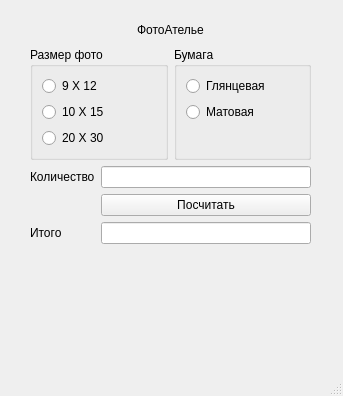
Old version of the form laba_4/mainwindow.ui in the repository Paracelzis/QtProjects.
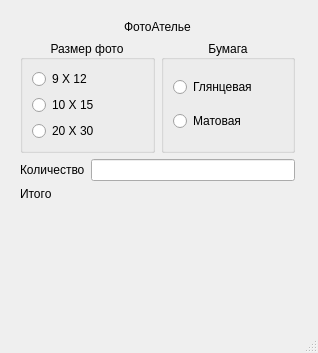
New version of the form.

The edit to the form file:
```diff
--- a/laba_4/mainwindow.ui
+++ b/laba_4/mainwindow.ui
@@ -6,14 +6,14 @@
    <rect>
     <x>0</x>
     <y>0</y>
-    <width>343</width>
-    <height>396</height>
+    <width>318</width>
+    <height>353</height>
    </rect>
   </property>
   <property name="minimumSize">
    <size>
-    <width>343</width>
-    <height>396</height>
+    <width>318</width>
+    <height>353</height>
    </size>
   </property>
   <property name="windowTitle">
@@ -28,84 +28,33 @@
    <widget class="QWidget" name="">
     <property name="geometry">
      <rect>
-      <x>30</x>
+      <x>20</x>
       <y>20</y>
-      <width>281</width>
-      <height>286</height>
+      <width>275</width>
+      <height>250</height>
      </rect>
     </property>
-    <layout class="QGridLayout" name="gridLayout_3">
-     <item row="1" column="0">
-      <layout class="QFormLayout" name="formLayout_3">
-       <item row="0" column="0">
-        <widget class="QLabel" name="label_2">
-         <property name="text">
-          <string>Количество</string>
-         </property>
-        </widget>
-       </item>
-       <item row="0" column="1">
-        <widget class="QLineEdit" name="quantity"/>
-       </item>
-       <item row="1" column="1">
-        <widget class="QPushButton" name="resultButton">
-         <property name="text">
-          <string>Посчитать</string>
-         </property>
-        </widget>
-       </item>
-       <item row="2" column="0">
-        <widget class="QLabel" name="label_3">
-         <property name="text">
-          <string>Итого</string>
-         </property>
-        </widget>
-       </item>
-       <item row="2" column="1">
-        <widget class="QLineEdit" name="total"/>
-       </item>
-      </layout>
-     </item>
+    <layout class="QGridLayout" name="gridLayout_5">
      <item row="0" column="0">
-      <layout class="QGridLayout" name="gridLayout_2">
+      <layout class="QGridLayout" name="gridLayout_4">
+       <item row="0" column="0">
+        <widget class="QLabel" name="label">
+         <property name="text">
+          <string>&lt;html&gt;&lt;head/&gt;&lt;body&gt;&lt;p align=&quot;center&quot;&gt;ФотоАтелье&lt;/p&gt;&lt;/body&gt;&lt;/html&gt;</string>
+         </property>
+        </widget>
+       </item>
        <item row="1" column="0">
-        <layout class="QGridLayout" name="gridLayout">
-         <item row="0" column="1">
-          <widget class="QGroupBox" name="groupBox_2">
-           <property name="title">
-            <string>Бумага</string>
-           </property>
-           <layout class="QFormLayout" name="formLayout_2">
-            <item row="0" column="0">
-             <widget class="QRadioButton" name="glossy">
-              <property name="text">
-               <string>Глянцевая</string>
-              </property>
-             </widget>
-            </item>
-            <item row="1" column="0">
-             <widget class="QRadioButton" name="matte">
-              <property name="text">
-               <string>Матовая</string>
-              </property>
-             </widget>
-            </item>
-           </layout>
-          </widget>
-         </item>
+        <layout class="QGridLayout" name="gridLayout_3">
          <item row="0" column="0">
           <widget class="QGroupBox" name="groupBox">
            <property name="title">
             <string>Размер фото</string>
            </property>
-           <layout class="QFormLayout" name="formLayout">
-            <item row="0" column="0">
-             <widget class="QRadioButton" name="little">
-              <property name="text">
-               <string>9 X 12</string>
-              </property>
-             </widget>
-            </item>
+           <property name="alignment">
+            <set>Qt::AlignCenter</set>
+           </property>
+           <layout class="QGridLayout" name="gridLayout">
             <item row="1" column="0">
              <widget class="QRadioButton" name="medium">
               <property name="text">
@@ -113,6 +62,13 @@
               </property>
              </widget>
             </item>
+            <item row="0" column="0">
+             <widget class="QRadioButton" name="little">
+              <property name="text">
+               <string>9 X 12</string>
+              </property>
+             </widget>
+            </item>
             <item row="2" column="0">
              <widget class="QRadioButton" name="large">
               <property name="text">
@@ -123,12 +79,59 @@
            </layout>
           </widget>
          </item>
+         <item row="0" column="1">
+          <widget class="QGroupBox" name="groupBox_2">
+           <property name="title">
+            <string>Бумага</string>
+           </property>
+           <property name="alignment">
+            <set>Qt::AlignCenter</set>
+           </property>
+           <layout class="QGridLayout" name="gridLayout_2">
+            <item row="0" column="0">
+             <widget class="QRadioButton" name="glossy">
+              <property name="text">
+               <string>Глянцевая</string>
+              </property>
+             </widget>
+            </item>
+            <item row="1" column="0">
+             <widget class="QRadioButton" name="matte">
+              <property name="text">
+               <string>Матовая</string>
+              </property>
+             </widget>
+            </item>
+           </layout>
+          </widget>
+         </item>
         </layout>
        </item>
+      </layout>
+     </item>
+     <item row="1" column="0">
+      <layout class="QFormLayout" name="formLayout">
        <item row="0" column="0">
-        <widget class="QLabel" name="label">
+        <widget class="QLabel" name="label_2">
          <property name="text">
-          <string>&lt;html&gt;&lt;head/&gt;&lt;body&gt;&lt;p align=&quot;center&quot;&gt;ФотоАтелье&lt;/p&gt;&lt;/body&gt;&lt;/html&gt;</string>
+          <string>Количество</string>
+         </property>
+        </widget>
+       </item>
+       <item row="0" column="1">
+        <widget class="QLineEdit" name="quantity"/>
+       </item>
+       <item row="1" column="0">
+        <widget class="QLabel" name="label_3">
+         <property name="text">
+          <string>Итого</string>
+         </property>
+        </widget>
+       </item>
+       <item row="1" column="1">
+        <widget class="QLabel" name="total">
+         <property name="text">
+          <string/>
          </property>
         </widget>
        </item>
```
Left out of the diff: 2 changed lines with no effect on the pictures.
